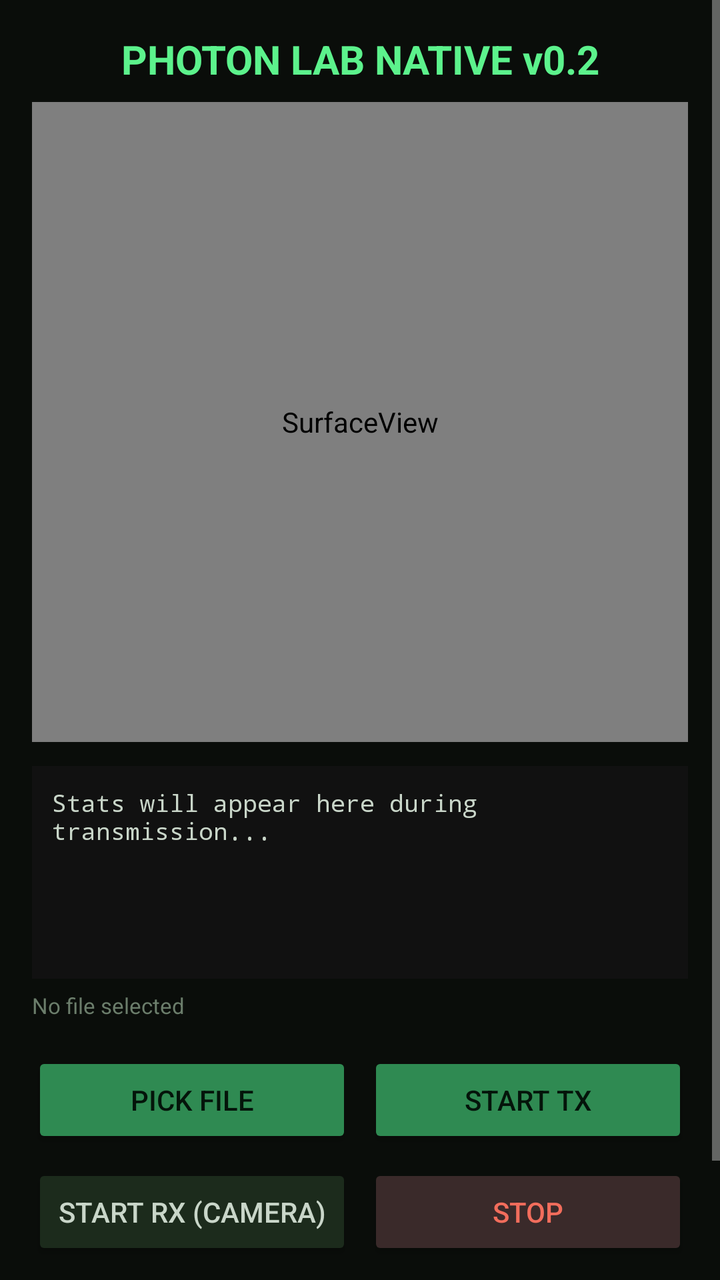
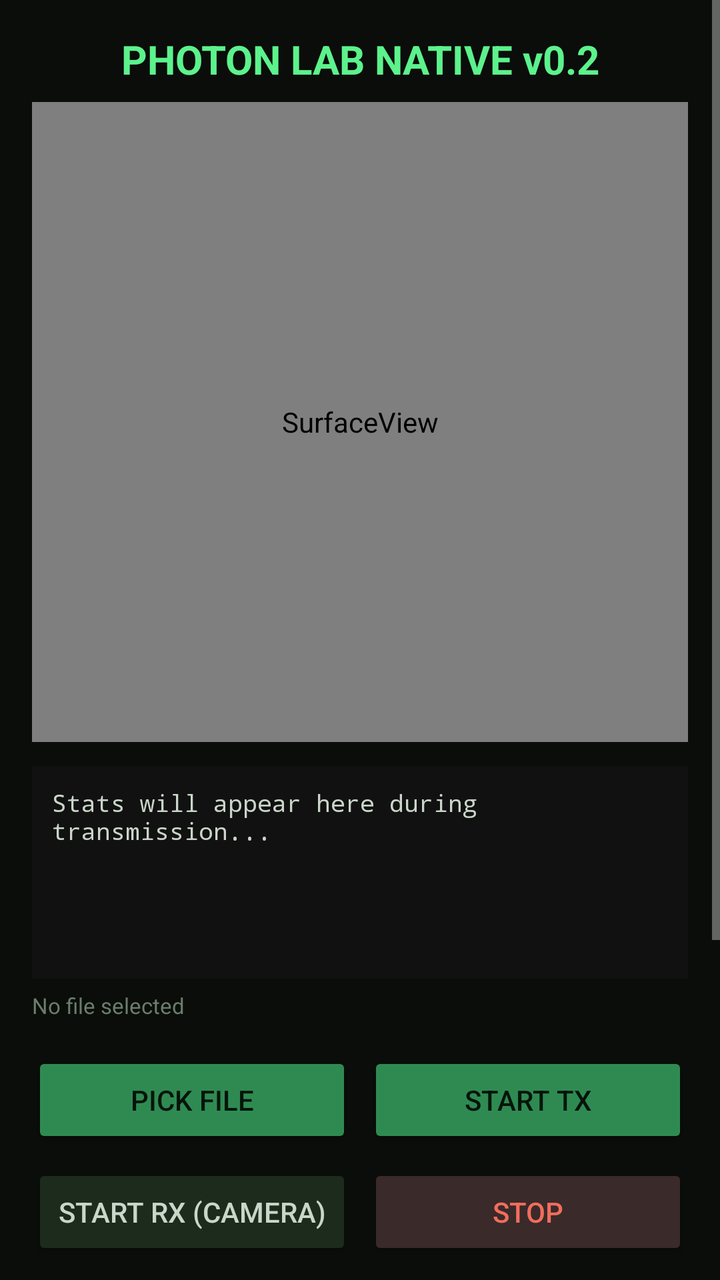

Two renders of the same Android screen: before a commit and after it. Below are the layout's source before the change and the commit's diff.
<!-- AndroidManifest.xml: application theme Theme.AppCompat.NoActionBar -->
<!-- res/layout/activity_photon.xml -->
<?xml version="1.0" encoding="utf-8"?>
<ScrollView xmlns:android="http://schemas.android.com/apk/res/android"
    android:layout_width="match_parent"
    android:layout_height="match_parent"
    android:background="#0a0d0a"
    android:fillViewport="true">

    <LinearLayout
        android:layout_width="match_parent"
        android:layout_height="wrap_content"
        android:orientation="vertical"
        android:padding="16dp">

        
        <TextView
            android:id="@+id/titleText"
            android:layout_width="match_parent"
            android:layout_height="wrap_content"
            android:text="PHOTON LAB NATIVE v0.2"
            android:textColor="#5cf28c"
            android:textSize="20sp"
            android:gravity="center"
            android:paddingBottom="8dp"
            android:textStyle="bold" />

        
        <FrameLayout
            android:layout_width="match_parent"
            android:layout_height="320dp"
            android:layout_marginBottom="12dp">

            <SurfaceView
                android:id="@+id/surfaceView"
                android:layout_width="match_parent"
                android:layout_height="match_parent"
                android:background="#111111" />

            <ImageView
                android:id="@+id/previewImage"
                android:layout_width="match_parent"
                android:layout_height="match_parent"
                android:scaleType="fitCenter"
                android:visibility="gone" />
        </FrameLayout>

        
        <ProgressBar
            android:id="@+id/progressBar"
            style="?android:attr/progressBarStyleHorizontal"
            android:layout_width="match_parent"
            android:layout_height="8dp"
            android:max="100"
            android:progress="0"
            android:visibility="gone"
            android:layout_marginBottom="8dp" />

        
        <TextView
            android:id="@+id/statsText"
            android:layout_width="match_parent"
            android:layout_height="wrap_content"
            android:textColor="#c9d6c9"
            android:textSize="12sp"
            android:fontFamily="monospace"
            android:padding="10dp"
            android:background="#111"
            android:minLines="6"
            android:text="Stats will appear here during transmission..." />

        
        <TextView
            android:id="@+id/payloadInfo"
            android:layout_width="match_parent"
            android:layout_height="wrap_content"
            android:textColor="#6b7d6b"
            android:textSize="11sp"
            android:paddingTop="6dp"
            android:text="No file selected" />

        
        <LinearLayout
            android:layout_width="match_parent"
            android:layout_height="wrap_content"
            android:orientation="horizontal"
            android:layout_marginTop="16dp">

            <Button
                android:id="@+id/btnPickFile"
                android:layout_width="0dp"
                android:layout_height="wrap_content"
                android:layout_weight="1"
                android:text="PICK FILE"
                android:backgroundTint="#2f8a52"
                android:textColor="#04140a" />

            <Button
                android:id="@+id/btnStartTx"
                android:layout_width="0dp"
                android:layout_height="wrap_content"
                android:layout_weight="1"
                android:text="START TX"
                android:layout_marginStart="8dp"
                android:backgroundTint="#2f8a52"
                android:textColor="#04140a" />
        </LinearLayout>

        <LinearLayout
            android:layout_width="match_parent"
            android:layout_height="wrap_content"
            android:orientation="horizontal"
            android:layout_marginTop="8dp">

            <Button
                android:id="@+id/btnStartRx"
                android:layout_width="0dp"
                android:layout_height="wrap_content"
                android:layout_weight="1"
                android:text="START RX (CAMERA)"
                android:backgroundTint="#1c2b1c"
                android:textColor="#c9d6c9" />

            <Button
                android:id="@+id/btnStop"
                android:layout_width="0dp"
                android:layout_height="wrap_content"
                android:layout_weight="1"
                android:text="STOP"
                android:layout_marginStart="8dp"
                android:backgroundTint="#3a2a2a"
                android:textColor="#f26d5c" />
        </LinearLayout>

        <Button
            android:id="@+id/btnTestCore"
            android:layout_width="match_parent"
            android:layout_height="wrap_content"
            android:text="TEST RUST CORE"
            android:layout_marginTop="12dp"
            android:backgroundTint="#2a2a2a"
            android:textColor="#5cf28c" />

    </LinearLayout>
</ScrollView>
<!-- resources referenced by this layout -->
<resources>
  <style name="Theme.AppCompat.NoActionBar" parent="Theme.AppCompat">
          <item name="windowActionBar">false</item>
          <item name="windowNoTitle">true</item>
      </style>
</resources>

<!-- the commit's change to res/layout/activity_photon.xml (unified diff, before → after) -->
@@ -139,5 +139,48 @@
             android:backgroundTint="#2a2a2a"
             android:textColor="#5cf28c" />
 
+        
+        <LinearLayout
+            android:layout_width="match_parent"
+            android:layout_height="wrap_content"
+            android:orientation="horizontal"
+            android:layout_marginTop="12dp">
+
+            <Button
+                android:id="@+id/btnLoopback"
+                android:layout_width="0dp"
+                android:layout_height="wrap_content"
+                android:layout_weight="1"
+                android:text="LOOPBACK TEST"
+                android:backgroundTint="#3a5a3a"
+                android:textColor="#c9d6c9" />
+
+            <Button
+                android:id="@+id/btnExportLog"
+                android:layout_width="0dp"
+                android:layout_height="wrap_content"
+                android:layout_weight="1"
+                android:text="EXPORT JSON LOG"
+                android:layout_marginStart="8dp"
+                android:backgroundTint="#2a3a5a"
+                android:textColor="#c9d6c9" />
+        </LinearLayout>
+
+        
+        <TextView
+            android:layout_width="match_parent"
+            android:layout_height="wrap_content"
+            android:text="BER / Success History"
+            android:textColor="#6b7d6b"
+            android:textSize="10sp"
+            android:paddingTop="8dp" />
+
+        <ImageView
+            android:id="@+id/berGraph"
+            android:layout_width="match_parent"
+            android:layout_height="80dp"
+            android:background="#111"
+            android:layout_marginTop="4dp" />
+
     </LinearLayout>
 </ScrollView>
